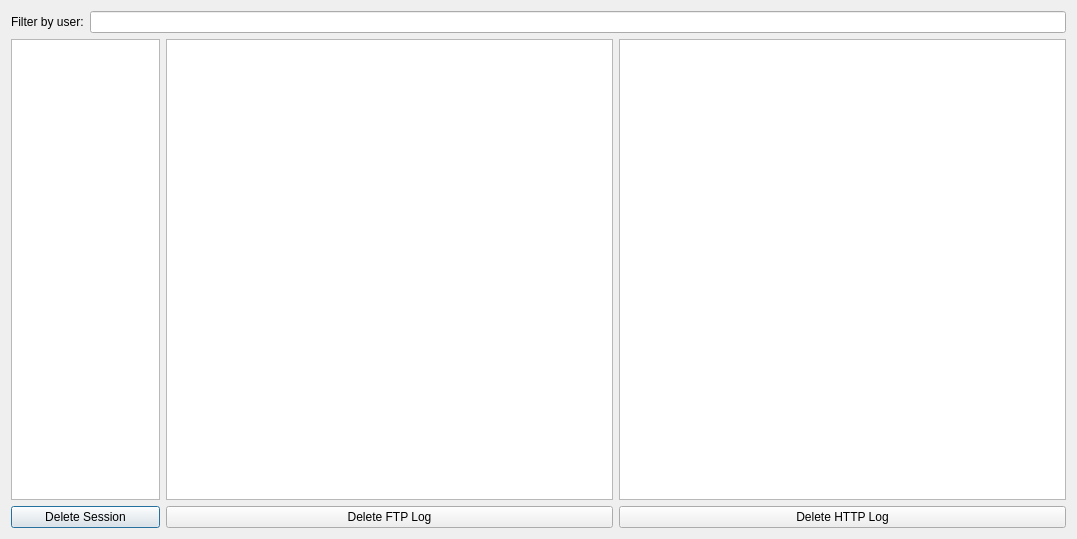
Above: src/ui/ui_files/managelogdialog.ui from JamesMackerel/PPTP_VPN_Sniffer before the change. Below: the same form after it.
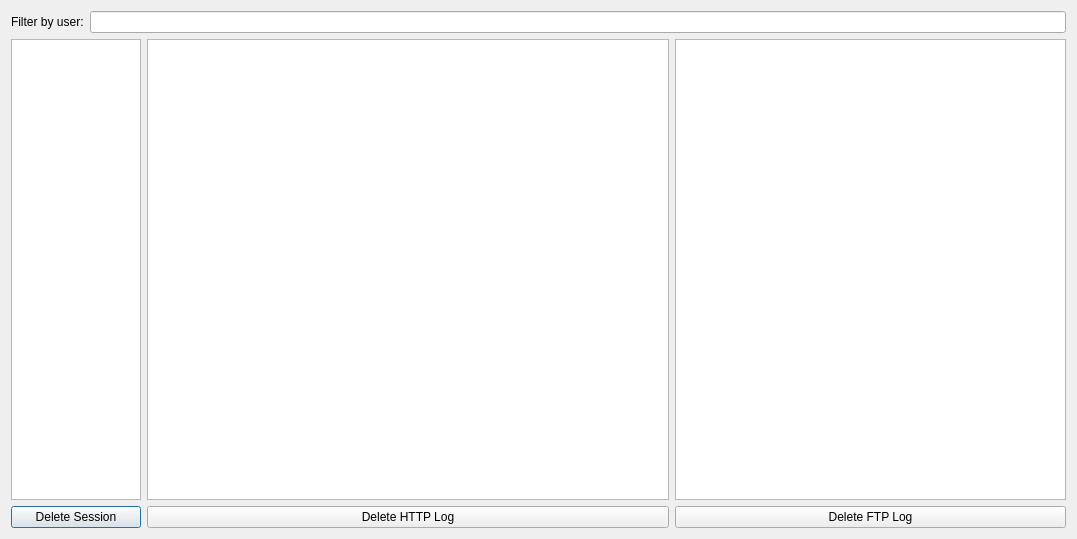
That is the form after the change.

Diff of the .ui file:
```diff
--- a/src/ui/ui_files/managelogdialog.ui
+++ b/src/ui/ui_files/managelogdialog.ui
@@ -40,26 +40,26 @@
        </property>
       </widget>
      </item>
-     <item>
-      <widget class="QTableView" name="ftpTableView">
-       <property name="sizePolicy">
-        <sizepolicy hsizetype="Preferred" vsizetype="Expanding">
-         <horstretch>3</horstretch>
-         <verstretch>0</verstretch>
-        </sizepolicy>
-       </property>
-       <property name="selectionMode">
-        <enum>QAbstractItemView::SingleSelection</enum>
-       </property>
-       <property name="selectionBehavior">
-        <enum>QAbstractItemView::SelectRows</enum>
-       </property>
-      </widget>
-     </item>
      <item>
       <widget class="QTableView" name="httpTableView">
        <property name="sizePolicy">
         <sizepolicy hsizetype="Preferred" vsizetype="Expanding">
+         <horstretch>4</horstretch>
+         <verstretch>0</verstretch>
+        </sizepolicy>
+       </property>
+       <property name="selectionMode">
+        <enum>QAbstractItemView::SingleSelection</enum>
+       </property>
+       <property name="selectionBehavior">
+        <enum>QAbstractItemView::SelectRows</enum>
+       </property>
+      </widget>
+     </item>
+     <item>
+      <widget class="QTableView" name="ftpTableView">
+       <property name="sizePolicy">
+        <sizepolicy hsizetype="Preferred" vsizetype="Expanding">
          <horstretch>3</horstretch>
          <verstretch>0</verstretch>
         </sizepolicy>
@@ -89,24 +89,11 @@
        </property>
       </widget>
      </item>
-     <item>
-      <widget class="QPushButton" name="deleteFtpButton">
-       <property name="sizePolicy">
-        <sizepolicy hsizetype="Preferred" vsizetype="Fixed">
-         <horstretch>3</horstretch>
-         <verstretch>0</verstretch>
-        </sizepolicy>
-       </property>
-       <property name="text">
-        <string>Delete FTP Log</string>
-       </property>
-      </widget>
-     </item>
      <item>
       <widget class="QPushButton" name="deleteHttpButton">
        <property name="sizePolicy">
         <sizepolicy hsizetype="Preferred" vsizetype="Fixed">
-         <horstretch>3</horstretch>
+         <horstretch>4</horstretch>
          <verstretch>0</verstretch>
         </sizepolicy>
        </property>
@@ -115,6 +102,19 @@
        </property>
       </widget>
      </item>
+     <item>
+      <widget class="QPushButton" name="deleteFtpButton">
+       <property name="sizePolicy">
+        <sizepolicy hsizetype="Preferred" vsizetype="Fixed">
+         <horstretch>3</horstretch>
+         <verstretch>0</verstretch>
+        </sizepolicy>
+       </property>
+       <property name="text">
+        <string>Delete FTP Log</string>
+       </property>
+      </widget>
+     </item>
     </layout>
    </item>
   </layout>
```
